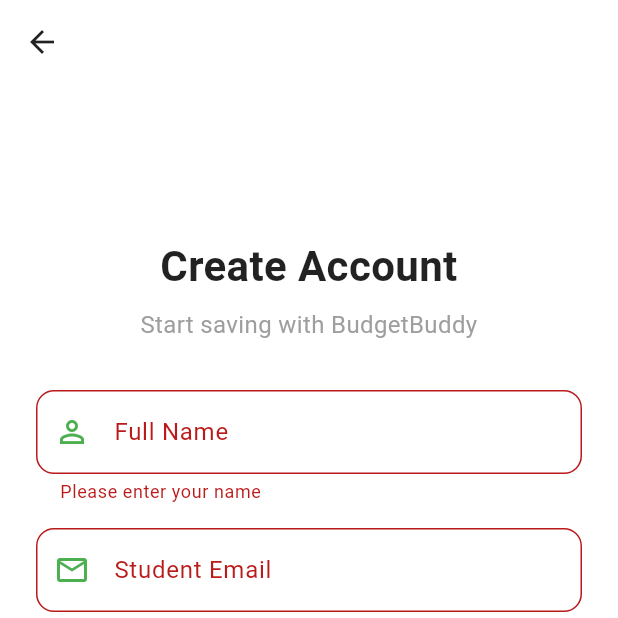
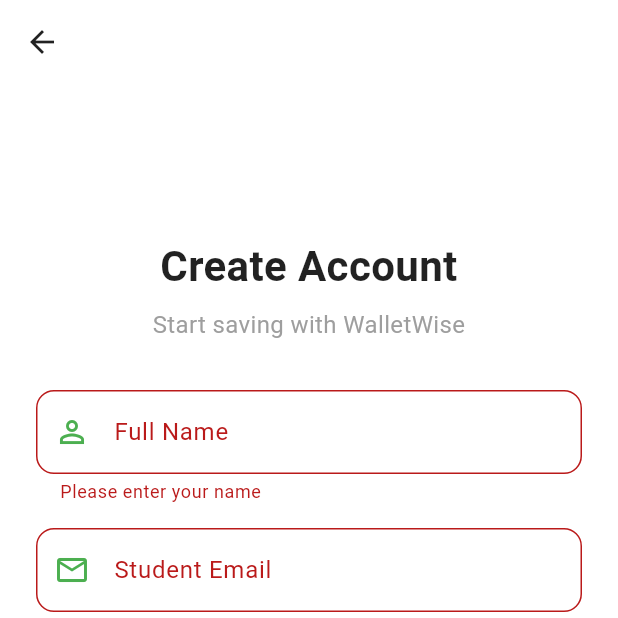
Before and after one commit to Andrae-Traz04/WalletWise, a Flutter app: the SignupPage screen opened directly, after a tap on "SIGN UP", on a phone screen of 412 x 824 dp, the top half of it. Run offline on Flutter 3.47's test engine with Material 3 defaults, Android fonts, the phone set to English and light mode, and no system bars; our stand-ins replace firebase_auth, firebase_core, firebase_database, flutter_dotenv; accounts and stored records are empty.

Commit message:
Initial commit

```diff
--- a/lib/pages/signup_page.dart
+++ b/lib/pages/signup_page.dart
@@ -1,4 +1,6 @@
 import 'package:flutter/material.dart';
+import 'package:firebase_auth/firebase_auth.dart';
+import 'package:firebase_database/firebase_database.dart';
 
 class SignupPage extends StatefulWidget {
   const SignupPage({super.key});
@@ -20,23 +22,60 @@ class _SignupPageState extends State<SignupPage> {
   bool _isPasswordVisible = false;
   bool _isConfirmPasswordVisible = false;
 
-  // Theme color (Keep this consistent with your Login Page)
+  // Loading state for the button
+  bool _isLoading = false;
+
+  // Theme color
   final Color primaryColor = const Color(0xFF4CAF50);
 
-  void _handleSignUp() {
+  void _handleSignUp() async {
     if (_formKey.currentState!.validate()) {
-      String name = _nameController.text;
-      String email = _emailController.text;
-      // ignore: unused_local_variable
-      String password = _passwordController.text;
+      setState(() => _isLoading = true);
 
-      print("Registering: $name ($email)");
+      try {
+        // 1. Create User in Auth
+        UserCredential userCredential = await FirebaseAuth.instance.createUserWithEmailAndPassword(
+          email: _emailController.text.trim(),
+          password: _passwordController.text.trim(),
+        );
 
-      ScaffoldMessenger.of(context).showSnackBar(
-        const SnackBar(content: Text('Account created successfully!')),
-      );
+        User? user = userCredential.user;
 
-      Navigator.pop(context);
+        if (user != null) {
+          // 2. Update Display Name
+          await user.updateDisplayName(_nameController.text.trim());
+
+          // 3. Initialize Database Entry
+          DatabaseReference ref = FirebaseDatabase.instance.ref("users/${user.uid}");
+          await ref.set({
+            "profile": {
+              "name": _nameController.text.trim(),
+              "email": _emailController.text.trim(),
+            },
+            "finances": {
+              "balance": 0.0,
+              "monthlyIncome": 0.0,
+            },
+            "transactions": {},
+            "goals": {}
+          });
+
+          if (mounted) {
+            ScaffoldMessenger.of(context).showSnackBar(
+              const SnackBar(content: Text('Account created successfully!')),
+            );
+            Navigator.pop(context); // Go back to Login
+          }
+        }
+      } on FirebaseAuthException catch (e) {
+        if (mounted) {
+          ScaffoldMessenger.of(context).showSnackBar(
+            SnackBar(content: Text(e.message ?? 'Registration failed')),
+          );
+        }
+      } finally {
+        if (mounted) setState(() => _isLoading = false);
+      }
     }
   }
 
@@ -47,6 +86,19 @@ class _SignupPageState extends State<SignupPage> {
     _passwordController.dispose();
     _confirmPasswordController.dispose();
     super.dispose();
+  }
+
+  // Helper method for input styling
+  InputDecoration _inputDecoration(String label, IconData icon) {
+    return InputDecoration(
+      labelText: label,
+      prefixIcon: Icon(icon, color: primaryColor),
+      border: OutlineInputBorder(borderRadius: BorderRadius.circular(12)),
+      focusedBorder: OutlineInputBorder(
+        borderRadius: BorderRadius.circular(12),
+        borderSide: BorderSide(color: primaryColor, width: 2),
+      ),
+    );
   }
 
   @override
@@ -84,12 +136,9 @@ class _SignupPageState extends State<SignupPage> {
                       color: Colors.black87,
                     ),
                   ),
-
-                  // Fixed Here ↓↓↓
                   const SizedBox(height: 8.0),
-
                   const Text(
-                    'Start saving with BudgetBuddy',
+                    'Start saving with WalletWise',
                     textAlign: TextAlign.center,
                     style: TextStyle(color: Colors.grey, fontSize: 16),
                   ),
@@ -172,7 +221,7 @@ class _SignupPageState extends State<SignupPage> {
 
                   // SIGN UP BUTTON
                   ElevatedButton(
-                    onPressed: _handleSignUp,
+                    onPressed: _isLoading ? null : _handleSignUp,
                     style: ElevatedButton.styleFrom(
                       backgroundColor: primaryColor,
                       foregroundColor: Colors.white,
@@ -182,10 +231,19 @@ class _SignupPageState extends State<SignupPage> {
                       ),
                       elevation: 2,
                     ),
-                    child: const Text(
-                      'SIGN UP',
-                      style: TextStyle(fontSize: 16, fontWeight: FontWeight.bold),
-                    ),
+                    child: _isLoading
+                        ? const SizedBox(
+                            height: 20,
+                            width: 20,
+                            child: CircularProgressIndicator(
+                              color: Colors.white,
+                              strokeWidth: 2,
+                            ),
+                          )
+                        : const Text(
+                            'SIGN UP',
+                            style: TextStyle(fontSize: 16, fontWeight: FontWeight.bold),
+                          ),
                   ),
 
                   const SizedBox(height: 24.0),
@@ -215,17 +273,4 @@ class _SignupPageState extends State<SignupPage> {
       ),
     );
   }
-
-  // Input style helper
-  InputDecoration _inputDecoration(String label, IconData icon) {
-    return InputDecoration(
-      labelText: label,
-      prefixIcon: Icon(icon, color: primaryColor),
-      border: OutlineInputBorder(borderRadius: BorderRadius.circular(12)),
-      focusedBorder: OutlineInputBorder(
-        borderRadius: BorderRadius.circular(12),
-        borderSide: BorderSide(color: primaryColor, width: 2),
-      ),
-    );
-  }
 }
```
Also changed, not shown: lib/main.dart (+27 -4 lines), lib/pages/home_page.dart (+133 -81 lines), lib/pages/login_page.dart (+19 -8 lines), pubspec.yaml (+7 -0 lines), lib/firebase_options.dart, pubspec.lock, 2 other files.
